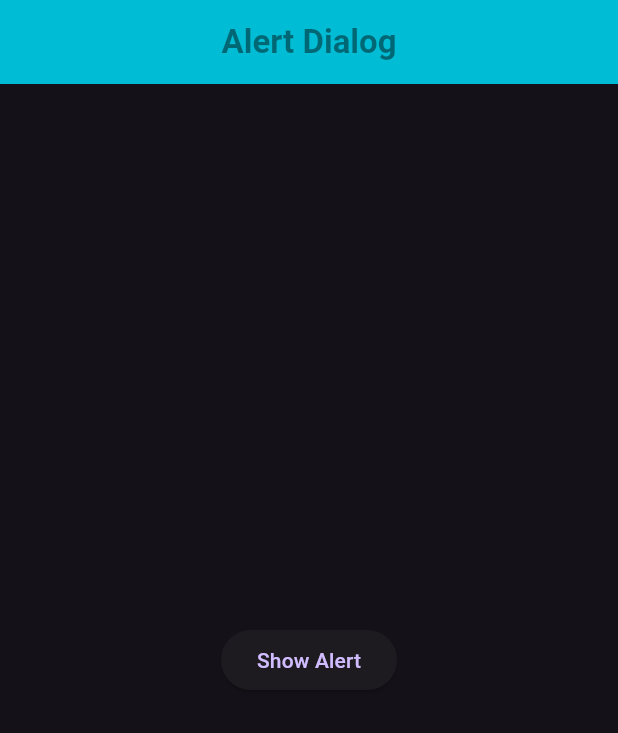
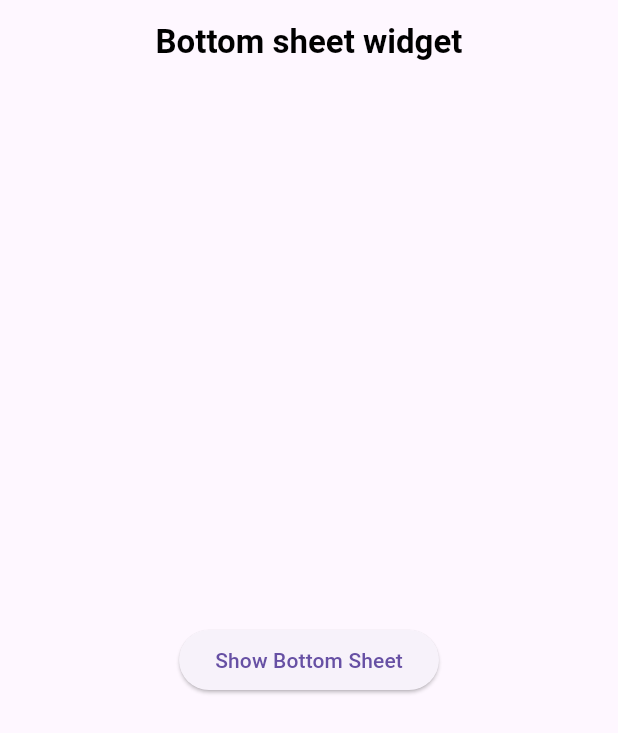
Before and after one commit to subhava06/Flutter-Learning, a Flutter app: the screen it shows after launch, on a phone screen of 412 x 824 dp. Shown: the top 733 px of the screen. Run offline on Flutter 3.47's test engine with Material 3 defaults, Android fonts, the phone set to English and light mode, and no system bars; our stand-ins replace cached_network_image.

Commit message:
BottomSheet widget and its props => implemented inside a button

```diff
--- a/lib/main.dart
+++ b/lib/main.dart
@@ -8,6 +8,7 @@ import 'package:thirty_widgets/widgets/rowscols.dart';
 import 'package:thirty_widgets/widgets/snackbar.dart';
 import 'package:thirty_widgets/widgets/drawer.dart';
 import 'package:thirty_widgets/widgets/image.dart';
+import 'package:thirty_widgets/widgets/bottomSheet.dart';
 void main() => runApp(const MyApp());
 
 class MyApp extends StatelessWidget {
@@ -18,10 +19,11 @@ class MyApp extends StatelessWidget {
     return  MaterialApp(
       debugShowCheckedModeBanner: false,
       theme: ThemeData(
-        brightness: Brightness.dark,
-        primaryColor: const Color.fromARGB(255, 90, 55, 149),
+        brightness: Brightness.light,
+        primaryColor:  Colors.orange,
+       // colorScheme: ColorScheme.white(primary: Colors.orange),//updated way to apply primary color
       ),
-      home:  AlertWidget(),
+      home:  BottomSheetWidget(),
     );
   }
 }
--- a/lib/widgets/alert.dart
+++ b/lib/widgets/alert.dart
@@ -31,7 +31,7 @@ Future<void> showMyDialog(BuildContext context)async {
       shape: RoundedRectangleBorder(borderRadius: BorderRadius.circular(20)),
       title: Text('This is an alert'),
       content: SingleChildScrollView( // this gives appropriate size to the the dialog box to adjust acc to the content
-        child: ListBody(
+        child: ListBody( // A column-like widget that arranges its children (texts) vertically.
           children: [
             Text('This is a demo'),
             Text('This is Subhava Ojha'),
--- /dev/null
+++ b/lib/widgets/bottomSheet.dart
@@ -0,0 +1,56 @@
+import 'package:flutter/material.dart';
+
+class BottomSheetWidget extends StatelessWidget {
+  const BottomSheetWidget({super.key});
+
+  @override
+  Widget build(BuildContext context) {
+    return Scaffold(
+      appBar: AppBar(
+        title: Text('Bottom sheet widget',
+        style: TextStyle(color: Colors.black,
+        fontWeight: FontWeight.bold,),),
+        centerTitle: true,
+      ),
+      body: Center(
+        child: ElevatedButton(child: Text('Show Bottom Sheet'),
+        onPressed: (){
+          showModalBottomSheet(
+           // elevation: ,
+            isDismissible: true, // allows tapping anywhere on the screen to remove bottom sheet
+            enableDrag: true, // you can drag the bottom sheet to remove it
+            backgroundColor: Theme.of(context).primaryColor,
+              context: context,
+              shape: RoundedRectangleBorder(borderRadius: BorderRadius.only(
+                topLeft: Radius.circular(20),
+                topRight: Radius.circular(20),
+              )),
+              builder: (context)
+          {
+            return Column(
+              mainAxisSize: MainAxisSize.min, // removes extra spaces
+              children: [
+             ListTile(
+               title: Text('Orange'),
+              subtitle: Text('Karan'),
+               onTap: (){print("Oranges are sour and sweet !");},
+             ),
+              ListTile(
+                title: Text('Apple'),
+                subtitle: Text('Subhava'),
+              ),
+              ListTile(
+                title: Text('Banana'),
+                subtitle: Text('Murali'),
+              ),
+              ListTile(
+                title: Text('Papaya'),
+                subtitle: Text('Premchand'),
+              ),
+            ],);
+          });
+        },),
+      )
+    );
+  }
+}
```
